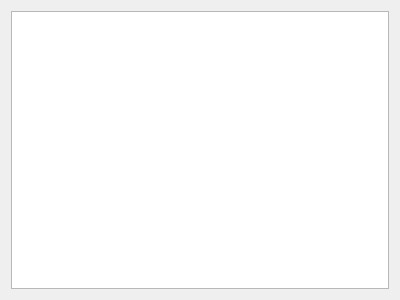
This is Gui/TabWidgets/allusers.ui in MyEdit/Casino_Client as Qt 5 draws it before an edit. The edited form follows.
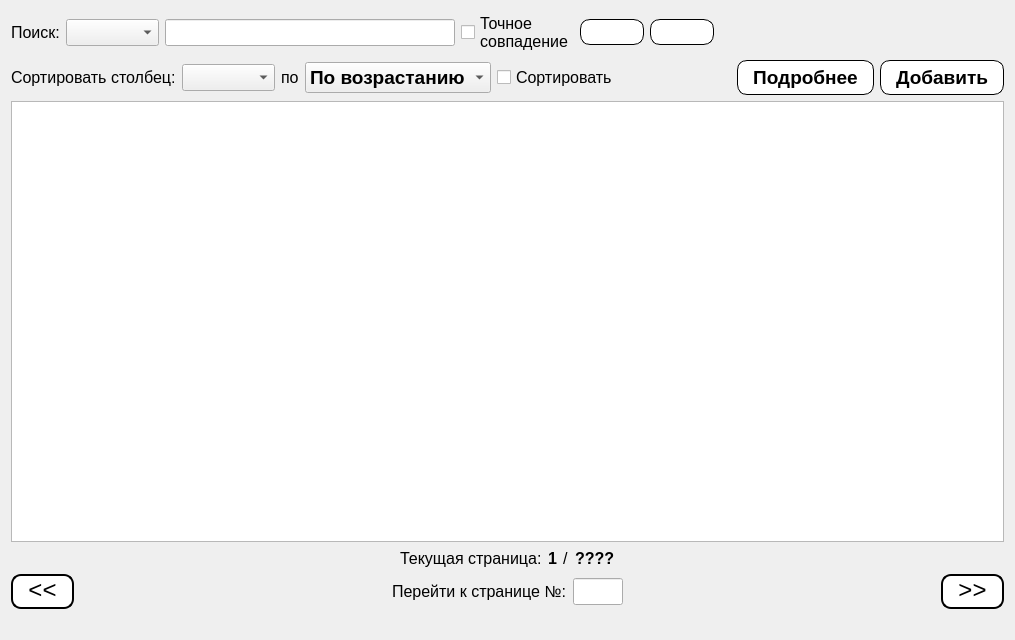
This is the edited form. Icons and pictures are not drawn.

```diff
--- a/Gui/TabWidgets/allusers.ui
+++ b/Gui/TabWidgets/allusers.ui
@@ -6,16 +6,547 @@
    <rect>
     <x>0</x>
     <y>0</y>
-    <width>400</width>
-    <height>300</height>
+    <width>1015</width>
+    <height>640</height>
    </rect>
   </property>
   <property name="windowTitle">
    <string>Form</string>
   </property>
-  <layout class="QGridLayout" name="gridLayout">
-   <item row="0" column="0">
-    <widget class="QTableView" name="tableView"/>
+  <layout class="QVBoxLayout" name="verticalLayout">
+   <item>
+    <layout class="QHBoxLayout" name="horizontalLayout_9">
+     <item>
+      <widget class="QLabel" name="label">
+       <property name="font">
+        <font>
+         <family>Segoe UI</family>
+         <pointsize>12</pointsize>
+        </font>
+       </property>
+       <property name="text">
+        <string>Поиск:</string>
+       </property>
+      </widget>
+     </item>
+     <item>
+      <widget class="QComboBox" name="searchColumn">
+       <property name="font">
+        <font>
+         <family>Segoe UI</family>
+         <pointsize>12</pointsize>
+         <weight>75</weight>
+         <bold>true</bold>
+        </font>
+       </property>
+      </widget>
+     </item>
+     <item>
+      <widget class="QLineEdit" name="searchText">
+       <property name="font">
+        <font>
+         <family>Segoe UI</family>
+         <pointsize>12</pointsize>
+        </font>
+       </property>
+      </widget>
+     </item>
+     <item>
+      <widget class="QCheckBox" name="checkBox">
+       <property name="font">
+        <font>
+         <family>Segoe UI</family>
+         <pointsize>12</pointsize>
+        </font>
+       </property>
+       <property name="text">
+        <string>Точное 
+совпадение</string>
+       </property>
+      </widget>
+     </item>
+     <item>
+      <widget class="QPushButton" name="pushButton_search">
+       <property name="styleSheet">
+        <string notr="true">QPushButton {
+    background-color: white;
+    border: 1px solid black;
+    border-radius: 10px;
+    padding: 5px 15px;
+    color: black;
+}
+
+QPushButton:hover {
+    background-color: rgb(100, 88, 255);
+	color: white;
+}
+
+QPushButton:pressed {
+	background-color: rgba(220, 60, 190, 255);
+}</string>
+       </property>
+       <property name="text">
+        <string/>
+       </property>
+       <property name="icon">
+        <iconset resource="../../Resources.qrc">
+         <normaloff>:/icons/resources/search.png</normaloff>:/icons/resources/search.png</iconset>
+       </property>
+       <property name="iconSize">
+        <size>
+         <width>32</width>
+         <height>32</height>
+        </size>
+       </property>
+      </widget>
+     </item>
+     <item>
+      <widget class="QPushButton" name="clearSearch">
+       <property name="styleSheet">
+        <string notr="true">QPushButton {
+    background-color: white;
+    border: 1px solid black;
+    border-radius: 10px;
+    padding: 5px 15px;
+    color: black;
+}
+
+QPushButton:hover {
+    background-color: rgb(100, 88, 255);
+	color: white;
+}
+
+QPushButton:pressed {
+	background-color: rgba(220, 60, 190, 255);
+}</string>
+       </property>
+       <property name="text">
+        <string/>
+       </property>
+       <property name="icon">
+        <iconset resource="../../Resources.qrc">
+         <normaloff>:/icons/resources/clearSearch.png</normaloff>:/icons/resources/clearSearch.png</iconset>
+       </property>
+       <property name="iconSize">
+        <size>
+         <width>32</width>
+         <height>32</height>
+        </size>
+       </property>
+      </widget>
+     </item>
+     <item>
+      <spacer name="horizontalSpacer_14">
+       <property name="orientation">
+        <enum>Qt::Horizontal</enum>
+       </property>
+       <property name="sizeHint" stdset="0">
+        <size>
+         <width>40</width>
+         <height>20</height>
+        </size>
+       </property>
+      </spacer>
+     </item>
+    </layout>
+   </item>
+   <item>
+    <layout class="QHBoxLayout" name="horizontalLayout_8">
+     <item>
+      <widget class="QLabel" name="label_3">
+       <property name="font">
+        <font>
+         <family>Segoe UI</family>
+         <pointsize>12</pointsize>
+        </font>
+       </property>
+       <property name="text">
+        <string>Сортировать столбец:</string>
+       </property>
+      </widget>
+     </item>
+     <item>
+      <widget class="QComboBox" name="sortingColumn">
+       <property name="font">
+        <font>
+         <family>Segoe UI</family>
+         <pointsize>12</pointsize>
+         <weight>75</weight>
+         <bold>true</bold>
+        </font>
+       </property>
+      </widget>
+     </item>
+     <item>
+      <widget class="QLabel" name="label_2">
+       <property name="sizePolicy">
+        <sizepolicy hsizetype="Fixed" vsizetype="Preferred">
+         <horstretch>0</horstretch>
+         <verstretch>0</verstretch>
+        </sizepolicy>
+       </property>
+       <property name="font">
+        <font>
+         <family>Segoe UI</family>
+         <pointsize>12</pointsize>
+        </font>
+       </property>
+       <property name="text">
+        <string>по</string>
+       </property>
+      </widget>
+     </item>
+     <item>
+      <widget class="QComboBox" name="typeSorting">
+       <property name="sizePolicy">
+        <sizepolicy hsizetype="Preferred" vsizetype="Fixed">
+         <horstretch>0</horstretch>
+         <verstretch>0</verstretch>
+        </sizepolicy>
+       </property>
+       <property name="font">
+        <font>
+         <family>Segoe UI</family>
+         <pointsize>14</pointsize>
+         <weight>75</weight>
+         <bold>true</bold>
+        </font>
+       </property>
+       <item>
+        <property name="text">
+         <string>По возрастанию</string>
+        </property>
+       </item>
+       <item>
+        <property name="text">
+         <string>По убыванию</string>
+        </property>
+       </item>
+      </widget>
+     </item>
+     <item>
+      <widget class="QCheckBox" name="sorting">
+       <property name="font">
+        <font>
+         <family>Segoe UI</family>
+         <pointsize>12</pointsize>
+        </font>
+       </property>
+       <property name="text">
+        <string>Сортировать</string>
+       </property>
+      </widget>
+     </item>
+     <item>
+      <spacer name="horizontalSpacer_13">
+       <property name="orientation">
+        <enum>Qt::Horizontal</enum>
+       </property>
+       <property name="sizeHint" stdset="0">
+        <size>
+         <width>40</width>
+         <height>20</height>
+        </size>
+       </property>
+      </spacer>
+     </item>
+     <item>
+      <widget class="QPushButton" name="moreDetailed">
+       <property name="font">
+        <font>
+         <family>Segoe UI</family>
+         <pointsize>14</pointsize>
+         <weight>75</weight>
+         <bold>true</bold>
+        </font>
+       </property>
+       <property name="styleSheet">
+        <string notr="true">QPushButton {
+    background-color: white;
+    border: 1px solid black;
+    border-radius: 10px;
+    padding: 5px 15px;
+    color: black;
+}
+
+QPushButton:hover {
+    background-color: rgb(100, 88, 255);
+	color: white;
+}
+
+QPushButton:pressed {
+	background-color: rgba(220, 60, 190, 255);
+}</string>
+       </property>
+       <property name="text">
+        <string>Подробнее</string>
+       </property>
+      </widget>
+     </item>
+     <item>
+      <widget class="QPushButton" name="addTable">
+       <property name="font">
+        <font>
+         <family>Segoe UI</family>
+         <pointsize>14</pointsize>
+         <weight>75</weight>
+         <bold>true</bold>
+        </font>
+       </property>
+       <property name="styleSheet">
+        <string notr="true">QPushButton {
+    background-color: white;
+    border: 1px solid black;
+    border-radius: 10px;
+    padding: 5px 15px;
+    color: black;
+}
+
+QPushButton:hover {
+    background-color: rgb(100, 88, 255);
+	color: white;
+}
+
+QPushButton:pressed {
+	background-color: rgba(220, 60, 190, 255);
+}</string>
+       </property>
+       <property name="text">
+        <string>Добавить</string>
+       </property>
+      </widget>
+     </item>
+    </layout>
+   </item>
+   <item>
+    <widget class="QTableView" name="tableView">
+     <property name="font">
+      <font>
+       <family>Segoe UI</family>
+       <pointsize>10</pointsize>
+      </font>
+     </property>
+    </widget>
+   </item>
+   <item>
+    <layout class="QHBoxLayout" name="horizontalLayout_6">
+     <item>
+      <spacer name="horizontalSpacer_9">
+       <property name="orientation">
+        <enum>Qt::Horizontal</enum>
+       </property>
+       <property name="sizeHint" stdset="0">
+        <size>
+         <width>40</width>
+         <height>20</height>
+        </size>
+       </property>
+      </spacer>
+     </item>
+     <item>
+      <widget class="QLabel" name="label_4">
+       <property name="font">
+        <font>
+         <family>Segoe UI</family>
+         <pointsize>12</pointsize>
+        </font>
+       </property>
+       <property name="text">
+        <string>Текущая страница:</string>
+       </property>
+      </widget>
+     </item>
+     <item>
+      <widget class="QLabel" name="labelCurrentPage">
+       <property name="font">
+        <font>
+         <family>Segoe UI</family>
+         <pointsize>12</pointsize>
+         <weight>75</weight>
+         <bold>true</bold>
+        </font>
+       </property>
+       <property name="text">
+        <string>1</string>
+       </property>
+      </widget>
+     </item>
+     <item>
+      <widget class="QLabel" name="label_5">
+       <property name="font">
+        <font>
+         <family>Segoe UI</family>
+         <pointsize>12</pointsize>
+        </font>
+       </property>
+       <property name="text">
+        <string>/</string>
+       </property>
+      </widget>
+     </item>
+     <item>
+      <widget class="QLabel" name="labelMaxPage">
+       <property name="font">
+        <font>
+         <family>Segoe UI</family>
+         <pointsize>12</pointsize>
+         <weight>75</weight>
+         <bold>true</bold>
+        </font>
+       </property>
+       <property name="text">
+        <string>????</string>
+       </property>
+      </widget>
+     </item>
+     <item>
+      <spacer name="horizontalSpacer_10">
+       <property name="orientation">
+        <enum>Qt::Horizontal</enum>
+       </property>
+       <property name="sizeHint" stdset="0">
+        <size>
+         <width>40</width>
+         <height>20</height>
+        </size>
+       </property>
+      </spacer>
+     </item>
+    </layout>
+   </item>
+   <item>
+    <layout class="QHBoxLayout" name="horizontalLayout_10">
+     <item>
+      <widget class="QPushButton" name="prevButton">
+       <property name="font">
+        <font>
+         <family>Segoe UI</family>
+         <pointsize>18</pointsize>
+        </font>
+       </property>
+       <property name="styleSheet">
+        <string notr="true">QPushButton {
+	background-color: white;
+    border: 2px solid black; /* добавляем обводку */
+    border-radius: 10px;
+    border-radius: 10px;
+    padding-left: 15px;
+    padding-right: 15px;
+	padding-bottom: 3px;
+    color: black;
+}
+
+QPushButton:hover {
+    background-color: rgb(100, 88, 255);
+	color: white;
+}
+
+QPushButton:pressed {
+	background-color: rgba(220, 60, 190, 255);
+}</string>
+       </property>
+       <property name="text">
+        <string>&lt;&lt;</string>
+       </property>
+      </widget>
+     </item>
+     <item>
+      <spacer name="horizontalSpacer_15">
+       <property name="orientation">
+        <enum>Qt::Horizontal</enum>
+       </property>
+       <property name="sizeHint" stdset="0">
+        <size>
+         <width>40</width>
+         <height>20</height>
+        </size>
+       </property>
+      </spacer>
+     </item>
+     <item>
+      <widget class="QLabel" name="label_6">
+       <property name="font">
+        <font>
+         <family>Segoe UI</family>
+         <pointsize>12</pointsize>
+        </font>
+       </property>
+       <property name="text">
+        <string>Перейти к странице №:</string>
+       </property>
+      </widget>
+     </item>
+     <item>
+      <widget class="QLineEdit" name="pageNumberToNavigate">
+       <property name="maximumSize">
+        <size>
+         <width>50</width>
+         <height>16777215</height>
+        </size>
+       </property>
+       <property name="font">
+        <font>
+         <family>Segoe UI</family>
+         <pointsize>12</pointsize>
+        </font>
+       </property>
+      </widget>
+     </item>
+     <item>
+      <spacer name="horizontalSpacer_16">
+       <property name="orientation">
+        <enum>Qt::Horizontal</enum>
+       </property>
+       <property name="sizeHint" stdset="0">
+        <size>
+         <width>40</width>
+         <height>20</height>
+        </size>
+       </property>
+      </spacer>
+     </item>
+     <item>
+      <widget class="QPushButton" name="nextButton">
+       <property name="font">
+        <font>
+         <family>Segoe UI</family>
+         <pointsize>18</pointsize>
+        </font>
+       </property>
+       <property name="styleSheet">
+        <string notr="true">QPushButton {
+	background-color: white;
+    border: 2px solid black; /* добавляем обводку */
+    border-radius: 10px;
+    border-radius: 10px;
+    padding-left: 15px;
+    padding-right: 15px;
+	padding-bottom: 3px;
+    color: black;
+}
+
+QPushButton:hover {
+    background-color: rgb(100, 88, 255);
+	color: white;
+}
+
+QPushButton:pressed {
+	background-color: rgba(220, 60, 190, 255);
+}</string>
+       </property>
+       <property name="text">
+        <string>&gt;&gt;</string>
+       </property>
+      </widget>
+     </item>
+    </layout>
+   </item>
+   <item>
+    <widget class="QLabel" name="status">
+     <property name="text">
+      <string/>
+     </property>
+    </widget>
    </item>
   </layout>
  </widget>
```
Left out of the diff: 4 changed lines with no effect on the pictures.
